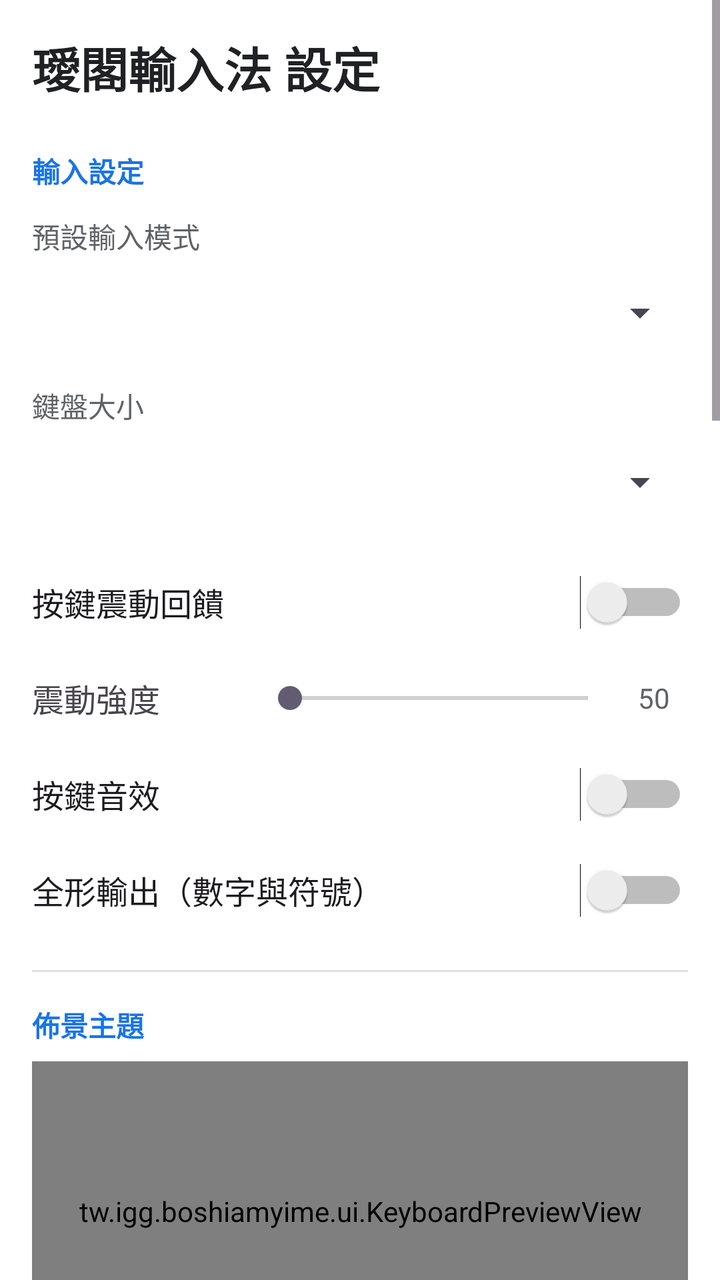
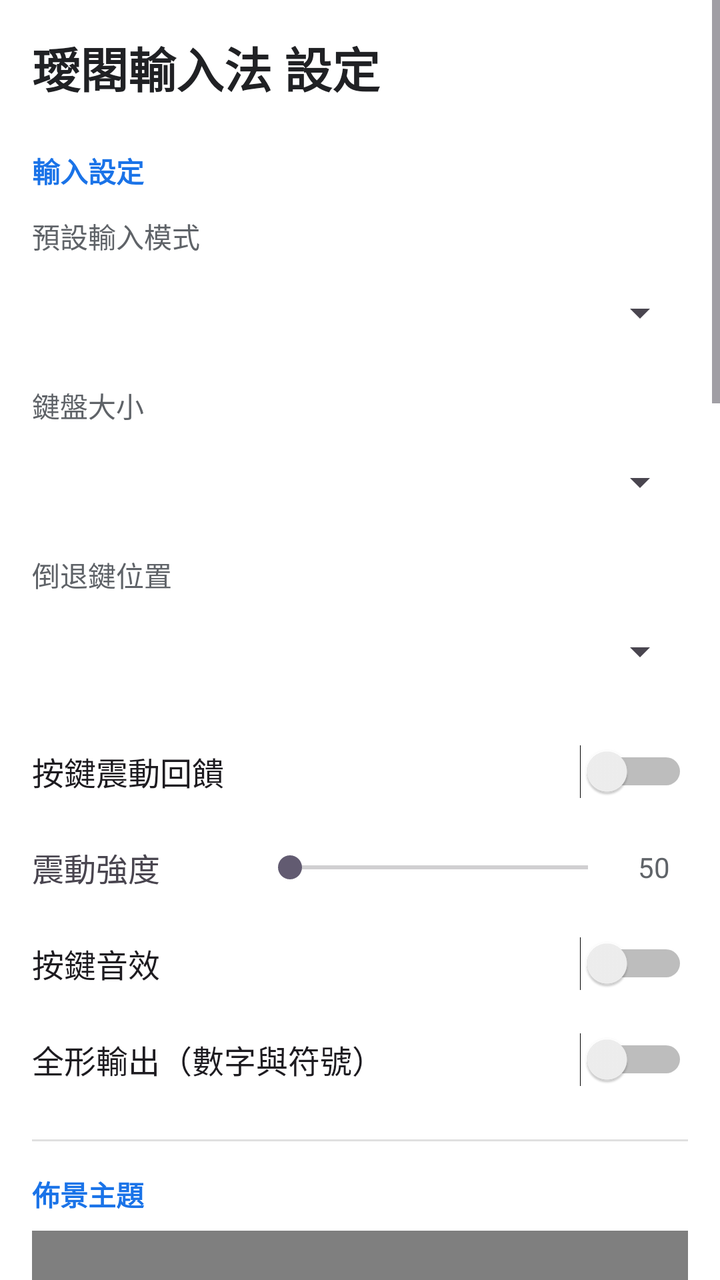

The first picture is an Android layout as it rendered before a commit; the second is the same layout after the commit. The layout source and the unified diff follow.
<!-- AndroidManifest.xml: activity theme Theme.BoshiamyIME -->
<!-- res/layout/activity_settings.xml -->
<?xml version="1.0" encoding="utf-8"?>
<ScrollView xmlns:android="http://schemas.android.com/apk/res/android"
    android:layout_width="match_parent"
    android:layout_height="match_parent"
    android:background="@android:color/white">

    <LinearLayout
        android:layout_width="match_parent"
        android:layout_height="wrap_content"
        android:orientation="vertical"
        android:padding="16dp">

        <TextView
            android:layout_width="wrap_content"
            android:layout_height="wrap_content"
            android:text="璦閣輸入法 設定"
            android:textSize="24sp"
            android:textStyle="bold"
            android:textColor="#202124"
            android:layout_marginBottom="24dp" />

        
        <TextView
            android:layout_width="wrap_content"
            android:layout_height="wrap_content"
            android:text="輸入設定"
            android:textSize="14sp"
            android:textColor="#1A73E8"
            android:textStyle="bold"
            android:layout_marginBottom="12dp" />

        <TextView
            android:layout_width="wrap_content"
            android:layout_height="wrap_content"
            android:text="預設輸入模式"
            android:textSize="14sp"
            android:textColor="#5F6368"
            android:layout_marginBottom="4dp" />

        <Spinner
            android:id="@+id/spinner_input_mode"
            android:layout_width="match_parent"
            android:layout_height="48dp"
            android:layout_marginBottom="12dp" />

        <TextView
            android:layout_width="wrap_content"
            android:layout_height="wrap_content"
            android:text="鍵盤大小"
            android:textSize="14sp"
            android:textColor="#5F6368"
            android:layout_marginBottom="4dp" />

        <Spinner
            android:id="@+id/spinner_keyboard_scale"
            android:layout_width="match_parent"
            android:layout_height="48dp"
            android:layout_marginBottom="12dp" />

        <Switch
            android:id="@+id/switch_vibrate"
            android:layout_width="match_parent"
            android:layout_height="48dp"
            android:text="按鍵震動回饋"
            android:textSize="16sp" />

        <LinearLayout
            android:id="@+id/vibrate_strength_row"
            android:layout_width="match_parent"
            android:layout_height="48dp"
            android:orientation="horizontal"
            android:gravity="center_vertical">

            <TextView
                android:layout_width="0dp"
                android:layout_weight="1"
                android:layout_height="wrap_content"
                android:text="震動強度"
                android:textSize="16sp" />

            <SeekBar
                android:id="@+id/seek_vibrate_strength"
                android:layout_width="0dp"
                android:layout_weight="1.6"
                android:layout_height="wrap_content"
                android:max="100" />

            <TextView
                android:id="@+id/tv_vibrate_strength"
                android:layout_width="34dp"
                android:layout_height="wrap_content"
                android:text="50"
                android:textSize="14sp"
                android:textColor="#5F6368"
                android:textAlignment="center" />
        </LinearLayout>

        <Switch
            android:id="@+id/switch_sound"
            android:layout_width="match_parent"
            android:layout_height="48dp"
            android:text="按鍵音效"
            android:textSize="16sp" />

        <Switch
            android:id="@+id/switch_full_width"
            android:layout_width="match_parent"
            android:layout_height="48dp"
            android:text="全形輸出（數字與符號）"
            android:textSize="16sp"
            android:layout_marginBottom="16dp" />

        <View
            android:layout_width="match_parent"
            android:layout_height="1dp"
            android:background="#E0E0E0"
            android:layout_marginBottom="16dp" />

        
        <TextView
            android:layout_width="wrap_content"
            android:layout_height="wrap_content"
            android:text="佈景主題"
            android:textSize="14sp"
            android:textColor="#1A73E8"
            android:textStyle="bold"
            android:layout_marginBottom="8dp" />

        <tw.igg.boshiamyime.ui.KeyboardPreviewView
            android:id="@+id/preview_keyboard"
            android:layout_width="match_parent"
            android:layout_height="150dp"
            android:layout_marginBottom="12dp" />

        <TextView
            android:layout_width="wrap_content"
            android:layout_height="wrap_content"
            android:text="主題模式"
            android:textSize="14sp"
            android:textColor="#5F6368"
            android:layout_marginBottom="4dp" />

        <Spinner
            android:id="@+id/spinner_theme_mode"
            android:layout_width="match_parent"
            android:layout_height="48dp"
            android:layout_marginBottom="12dp" />

        <LinearLayout
            android:id="@+id/custom_theme_container"
            android:layout_width="match_parent"
            android:layout_height="wrap_content"
            android:orientation="vertical">

            <TextView
                android:layout_width="wrap_content"
                android:layout_height="wrap_content"
                android:text="鍵盤背景色"
                android:textSize="14sp"
                android:textColor="#5F6368" />

            <LinearLayout
                android:layout_width="match_parent"
                android:layout_height="48dp"
                android:orientation="horizontal"
                android:layout_marginBottom="8dp">

                <Button
                    android:id="@+id/btn_theme_bg"
                    android:layout_width="0dp"
                    android:layout_weight="1"
                    android:layout_height="match_parent"
                    android:text="色塊"
                    android:textSize="13sp" />

                <EditText
                    android:id="@+id/et_theme_bg"
                    android:layout_width="0dp"
                    android:layout_weight="1.4"
                    android:layout_height="match_parent"
                    android:layout_marginStart="8dp"
                    android:hint="#RRGGBB"
                    android:inputType="textCapCharacters"
                    android:maxLines="1"
                    android:digits="0123456789ABCDEFabcdef#"
                    android:gravity="center_horizontal"
                    android:textSize="14sp" />
            </LinearLayout>

            <TextView
                android:layout_width="wrap_content"
                android:layout_height="wrap_content"
                android:text="按鍵文字色"
                android:textSize="14sp"
                android:textColor="#5F6368" />

            <LinearLayout
                android:layout_width="match_parent"
                android:layout_height="48dp"
                android:orientation="horizontal"
                android:layout_marginBottom="8dp">

                <Button
                    android:id="@+id/btn_theme_text"
                    android:layout_width="0dp"
                    android:layout_weight="1"
                    android:layout_height="match_parent"
                    android:text="色塊"
                    android:textSize="13sp" />

                <EditText
                    android:id="@+id/et_theme_text"
                    android:layout_width="0dp"
                    android:layout_weight="1.4"
                    android:layout_height="match_parent"
                    android:layout_marginStart="8dp"
                    android:hint="#RRGGBB"
                    android:inputType="textCapCharacters"
                    android:maxLines="1"
                    android:digits="0123456789ABCDEFabcdef#"
                    android:gravity="center_horizontal"
                    android:textSize="14sp" />
            </LinearLayout>

            <TextView
                android:layout_width="wrap_content"
                android:layout_height="wrap_content"
                android:text="按鍵背景色"
                android:textSize="14sp"
                android:textColor="#5F6368" />

            <LinearLayout
                android:layout_width="match_parent"
                android:layout_height="48dp"
                android:orientation="horizontal"
                android:layout_marginBottom="8dp">

                <Button
                    android:id="@+id/btn_theme_keybg"
                    android:layout_width="0dp"
                    android:layout_weight="1"
                    android:layout_height="match_parent"
                    android:text="色塊"
                    android:textSize="13sp" />

                <EditText
                    android:id="@+id/et_theme_keybg"
                    android:layout_width="0dp"
                    android:layout_weight="1.4"
                    android:layout_height="match_parent"
                    android:layout_marginStart="8dp"
                    android:hint="#RRGGBB"
                    android:inputType="textCapCharacters"
                    android:maxLines="1"
                    android:digits="0123456789ABCDEFabcdef#"
                    android:gravity="center_horizontal"
                    android:textSize="14sp" />
            </LinearLayout>

            <TextView
                android:layout_width="wrap_content"
                android:layout_height="wrap_content"
                android:text="按鍵框線色"
                android:textSize="14sp"
                android:textColor="#5F6368" />

            <LinearLayout
                android:layout_width="match_parent"
                android:layout_height="48dp"
                android:orientation="horizontal"
                android:layout_marginBottom="8dp">

                <Button
                    android:id="@+id/btn_theme_border"
                    android:layout_width="0dp"
                    android:layout_weight="1"
                    android:layout_height="match_parent"
                    android:text="色塊"
                    android:textSize="13sp" />

                <EditText
                    android:id="@+id/et_theme_border"
                    android:layout_width="0dp"
                    android:layout_weight="1.4"
                    android:layout_height="match_parent"
                    android:layout_marginStart="8dp"
                    android:hint="#RRGGBB"
                    android:inputType="textCapCharacters"
                    android:maxLines="1"
                    android:digits="0123456789ABCDEFabcdef#"
                    android:gravity="center_horizontal"
                    android:textSize="14sp" />
            </LinearLayout>

            <Button
                android:id="@+id/btn_theme_reset"
                android:layout_width="match_parent"
                android:layout_height="48dp"
                android:text="恢復預設色彩"
                android:textSize="14sp"
                android:layout_marginBottom="16dp" />
        </LinearLayout>

        <View
            android:layout_width="match_parent"
            android:layout_height="1dp"
            android:background="#E0E0E0"
            android:layout_marginBottom="16dp" />

        
        <TextView
            android:layout_width="wrap_content"
            android:layout_height="wrap_content"
            android:text="碼表管理"
            android:textSize="14sp"
            android:textColor="#1A73E8"
            android:textStyle="bold"
            android:layout_marginBottom="8dp" />

        <LinearLayout
            android:layout_width="match_parent"
            android:layout_height="wrap_content"
            android:orientation="vertical"
            android:layout_marginBottom="8dp">

            <TextView
                android:id="@+id/tv_dict_version"
                android:layout_width="wrap_content"
                android:layout_height="wrap_content"
                android:text="目前版本：載入中..."
                android:textSize="14sp"
                android:textColor="#5F6368" />

            <TextView
                android:id="@+id/tv_dict_count"
                android:layout_width="wrap_content"
                android:layout_height="wrap_content"
                android:text="碼表筆數：--"
                android:textSize="14sp"
                android:textColor="#5F6368" />
        </LinearLayout>

        <Button
            android:id="@+id/btn_update_dict"
            android:layout_width="match_parent"
            android:layout_height="48dp"
            android:text="從 GitHub 下載最新碼表"
            android:textSize="14sp"
            android:layout_marginBottom="8dp" />

        <ProgressBar
            android:id="@+id/progress_update"
            style="?android:attr/progressBarStyleHorizontal"
            android:layout_width="match_parent"
            android:layout_height="wrap_content"
            android:visibility="gone"
            android:layout_marginBottom="8dp" />

        <TextView
            android:id="@+id/tv_update_status"
            android:layout_width="wrap_content"
            android:layout_height="wrap_content"
            android:text=""
            android:textSize="12sp"
            android:textColor="#5F6368"
            android:layout_marginBottom="16dp" />

        <View
            android:layout_width="match_parent"
            android:layout_height="1dp"
            android:background="#E0E0E0"
            android:layout_marginBottom="16dp" />

        
        <TextView
            android:layout_width="wrap_content"
            android:layout_height="wrap_content"
            android:text="版本更新"
            android:textSize="14sp"
            android:textColor="#1A73E8"
            android:textStyle="bold"
            android:layout_marginBottom="8dp" />

        <TextView
            android:id="@+id/tv_app_version"
            android:layout_width="wrap_content"
            android:layout_height="wrap_content"
            android:text="目前版本：--"
            android:textSize="14sp"
            android:textColor="#5F6368" />

        <Button
            android:id="@+id/btn_check_update"
            android:layout_width="match_parent"
            android:layout_height="48dp"
            android:text="檢查更新"
            android:textSize="14sp"
            android:layout_marginTop="8dp"
            android:layout_marginBottom="8dp" />

        <TextView
            android:id="@+id/tv_update_status2"
            android:layout_width="wrap_content"
            android:layout_height="wrap_content"
            android:text=""
            android:textSize="12sp"
            android:textColor="#5F6368"
            android:layout_marginBottom="16dp" />

        <View
            android:layout_width="match_parent"
            android:layout_height="1dp"
            android:background="#E0E0E0"
            android:layout_marginBottom="16dp" />

        
        <TextView
            android:layout_width="wrap_content"
            android:layout_height="wrap_content"
            android:text="資料管理"
            android:textSize="14sp"
            android:textColor="#1A73E8"
            android:textStyle="bold"
            android:layout_marginBottom="8dp" />

        <Button
            android:id="@+id/btn_clear_data"
            android:layout_width="match_parent"
            android:layout_height="48dp"
            android:text="清除學習資料（聯想詞）"
            android:textSize="14sp"
            android:layout_marginBottom="8dp" />

        <Button
            android:id="@+id/btn_export_settings"
            android:layout_width="match_parent"
            android:layout_height="48dp"
            android:text="匯出設定"
            android:textSize="14sp"
            android:layout_marginBottom="8dp" />

        <Button
            android:id="@+id/btn_import_settings"
            android:layout_width="match_parent"
            android:layout_height="48dp"
            android:text="匯入設定"
            android:textSize="14sp"
            android:layout_marginBottom="16dp" />

        <View
            android:layout_width="match_parent"
            android:layout_height="1dp"
            android:background="#E0E0E0"
            android:layout_marginBottom="16dp" />

        
        <TextView
            android:layout_width="wrap_content"
            android:layout_height="wrap_content"
            android:text="關於"
            android:textSize="14sp"
            android:textColor="#1A73E8"
            android:textStyle="bold"
            android:layout_marginBottom="8dp" />

        <TextView
            android:layout_width="wrap_content"
            android:layout_height="wrap_content"
            android:text="璦閣輸入法 v1.0.6&#10;自訂嘸蝦米輸入法 Android App&#10;&#10;© 2026 璦閣數位科技&#10;本專案以 GPL-3.0 授權釋出（Open Source）&#10;&#10;碼表來源：chinese-opendesktop/cin-tables&#10;（碼表授權請以原始來源為準）"
            android:textSize="13sp"
            android:textColor="#5F6368"
            android:lineSpacingExtra="4dp" />

    </LinearLayout>
</ScrollView>
<!-- resources referenced by this layout -->
<resources>
  <style name="Theme.BoshiamyIME" parent="Theme.Material3.DayNight.NoActionBar">
          <item name="colorPrimary">@color/primary</item>
          <item name="colorPrimaryContainer">@color/primary_container</item>
          <item name="colorOnPrimary">@color/on_primary</item>
          <item name="android:statusBarColor">@color/status_bar</item>
      </style>
  <color name="primary">#FF1A73E8</color>
  <color name="primary_container">#FFD3E3FD</color>
  <color name="on_primary">#FFFFFFFF</color>
  <color name="status_bar">#FF1557B0</color>
</resources>

<!-- the commit's change to res/layout/activity_settings.xml (unified diff, before → after) -->
@@ -53,6 +53,20 @@
 
         <Spinner
             android:id="@+id/spinner_keyboard_scale"
+            android:layout_width="match_parent"
+            android:layout_height="48dp"
+            android:layout_marginBottom="12dp" />
+
+        <TextView
+            android:layout_width="wrap_content"
+            android:layout_height="wrap_content"
+            android:text="倒退鍵位置"
+            android:textSize="14sp"
+            android:textColor="#5F6368"
+            android:layout_marginBottom="4dp" />
+
+        <Spinner
+            android:id="@+id/spinner_delete_key"
             android:layout_width="match_parent"
             android:layout_height="48dp"
             android:layout_marginBottom="12dp" />
@@ -466,7 +480,7 @@
         <TextView
             android:layout_width="wrap_content"
             android:layout_height="wrap_content"
-            android:text="璦閣輸入法 v1.0.6&#10;自訂嘸蝦米輸入法 Android App&#10;&#10;© 2026 璦閣數位科技&#10;本專案以 GPL-3.0 授權釋出（Open Source）&#10;&#10;碼表來源：chinese-opendesktop/cin-tables&#10;（碼表授權請以原始來源為準）"
+            android:text="璦閣輸入法 v1.0.7&#10;自訂嘸蝦米輸入法 Android App&#10;&#10;© 2026 璦閣數位科技&#10;本專案以 GPL-3.0 授權釋出（Open Source）&#10;&#10;碼表來源：chinese-opendesktop/cin-tables&#10;（碼表授權請以原始來源為準）"
             android:textSize="13sp"
             android:textColor="#5F6368"
             android:lineSpacingExtra="4dp" />
